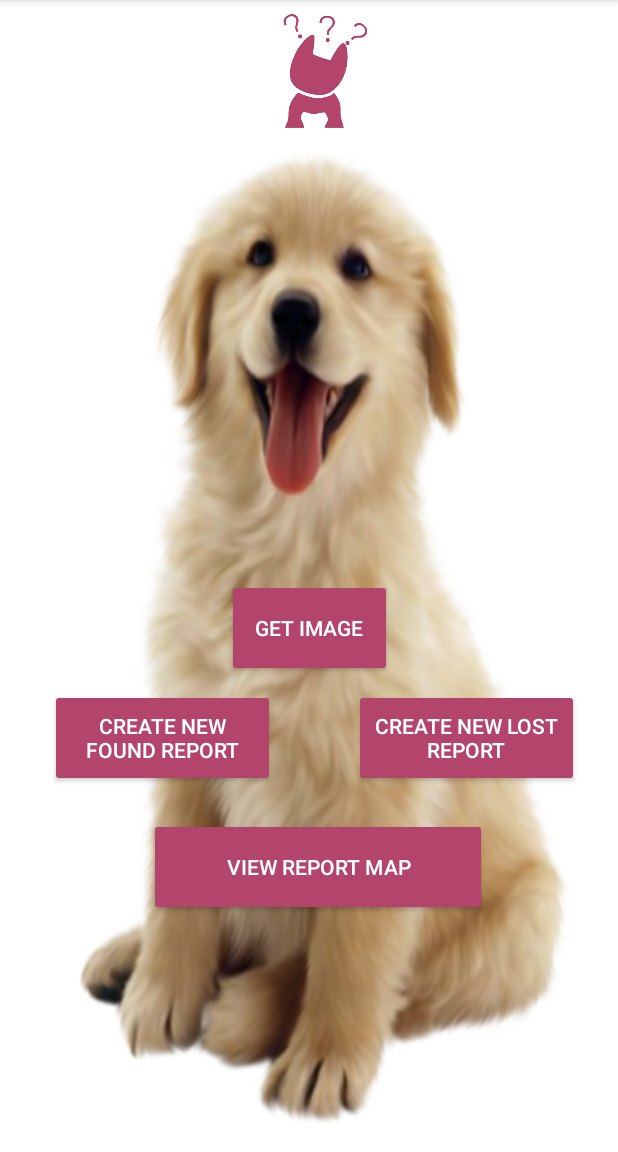
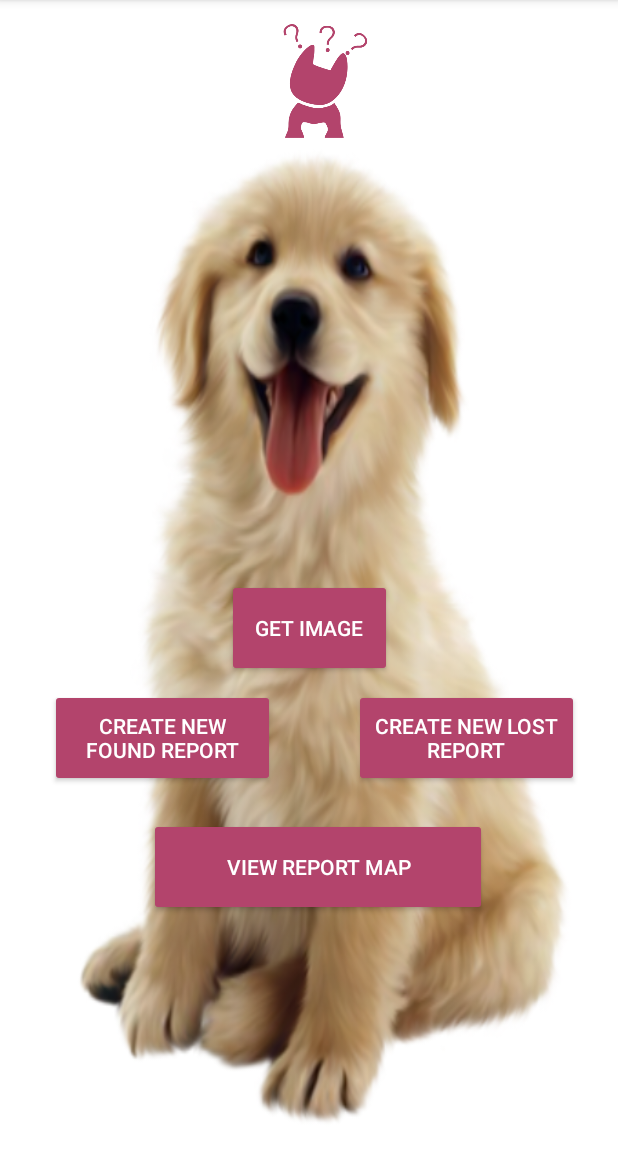
Before and after one commit to jpers001/where-arf-thou, an Android app: the screen it shows after launch (MainActivity), on a phone screen of 412 x 824 dp, the part 84-1236 px from its top. Run offline under Robolectric (Android 15) with nearby library versions, the phone set to English and light mode, and no system bars.

```diff
--- a/app/src/main/res/layout/activity_main.xml
+++ b/app/src/main/res/layout/activity_main.xml
@@ -89,7 +89,7 @@
         app:layout_constraintHorizontal_bias="0.533"
         app:layout_constraintStart_toStartOf="parent"
         app:layout_constraintTop_toTopOf="parent"
-        app:layout_constraintVertical_bias="0.0"
+        app:layout_constraintVertical_bias="0.01"
         app:srcCompat="@drawable/waticon" />
 
 
```
